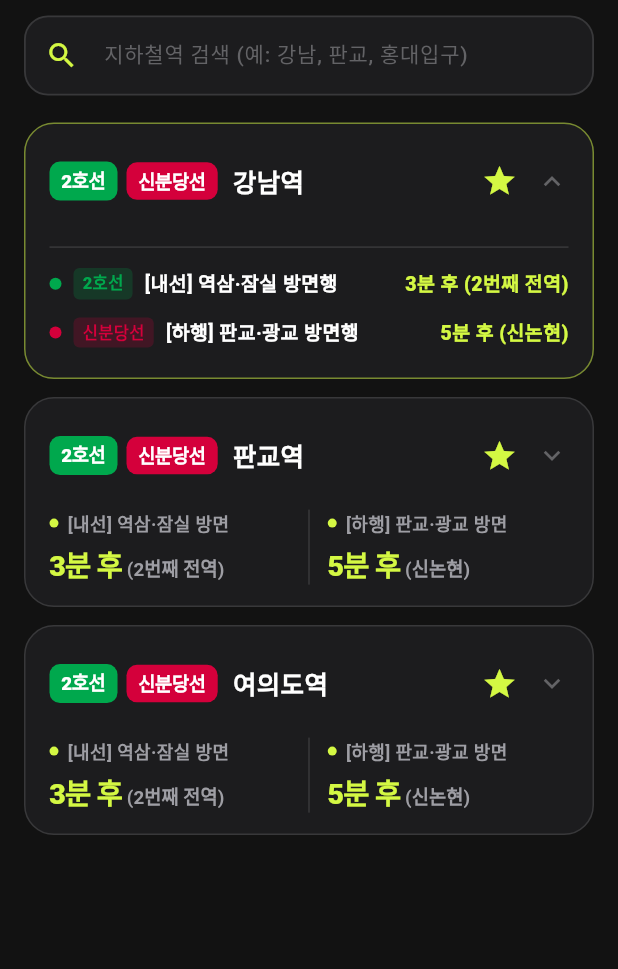
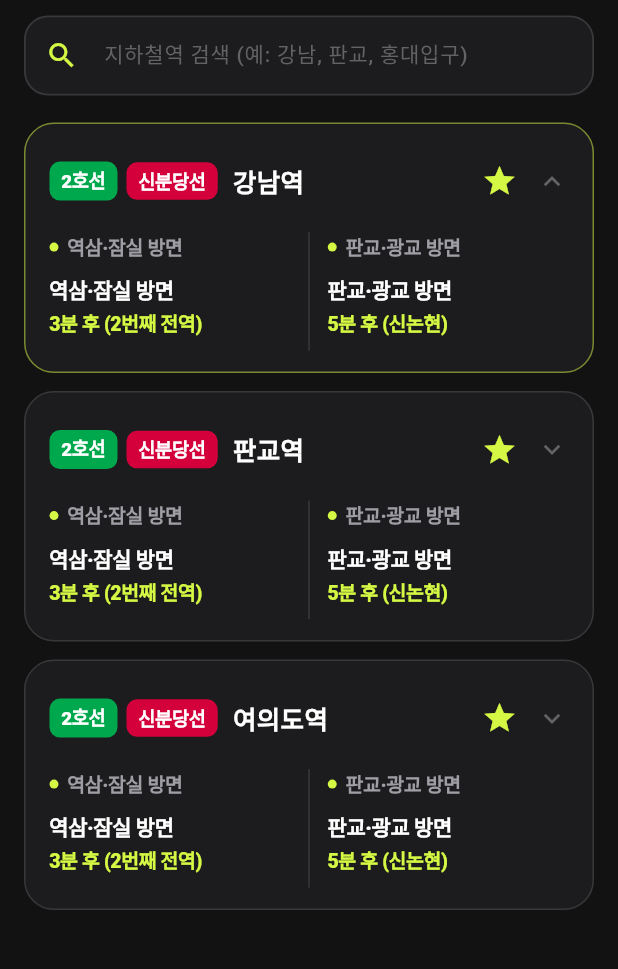
Before and after one commit to tlskals/WaitPlz, a Flutter app: the SubwayScreen screen opened directly, after a tap on "2호선", on a phone screen of 412 x 824 dp, the part 127-1096 px from its top. Run offline on Flutter 3.47's test engine with Material 3 defaults, Android fonts, the light colour scheme and no system bars; our stand-ins replace dio, flutter_local_notifications, flutter_riverpod, geolocator, shared_preferences, vibration; missing offline and left inert: flutter_naver_map; accounts and stored records are empty; network calls fail.

Commit message:
style: split subway arrivals into 2 columns for up/down directions with heading header

```diff
--- a/lib/presentation/widgets/subway_station_card.dart
+++ b/lib/presentation/widgets/subway_station_card.dart
@@ -45,15 +45,85 @@ class _SubwayStationCardState extends State<SubwayStationCard> {
     return lines;
   }
 
+  /// 도착 정보 문자열을 상/하행, 방면, 행선지, 상태로 정밀 파싱
+  List<_ParsedArrivalItem> _parseArrivals() {
+    final list = <_ParsedArrivalItem>[];
+
+    for (int i = 0; i < widget.arrivals.length; i++) {
+      final a = widget.arrivals[i];
+      final raw = a.direction;
+
+      // 1. 상행(내선) vs 하행(외선) 판별
+      bool isUp;
+      if (raw.contains('상행') || raw.contains('내선')) {
+        isUp = true;
+      } else if (raw.contains('하행') || raw.contains('외선')) {
+        isUp = false;
+      } else {
+        // 태그가 없는 경우 번갈아가며 분리
+        isUp = (i % 2 == 0);
+      }
+
+      // 2. 태그 제거 및 행선지, 방면 분리
+      // 예: "[상행] 광운대행 - 금천구청방면행" -> destination: "광운대행", heading: "금천구청방면"
+      String clean = raw
+          .replaceAll('[상행]', '')
+          .replaceAll('[하행]', '')
+          .replaceAll('[내선]', '')
+          .replaceAll('[외선]', '')
+          .trim();
+
+      String destination = clean;
+      String heading = isUp ? '상행 방면' : '하행 방면';
+
+      if (clean.contains('-')) {
+        final parts = clean.split('-');
+        destination = parts[0].trim();
+        String h = parts[1].trim();
+        h = h.replaceAll('방면행', ' 방면').replaceAll('방면', ' 방면').trim();
+        heading = h;
+      } else if (clean.contains('방면')) {
+        heading = clean;
+      }
+
+      // 3. 도착 상태 메시지
+      String status = a.arrivalMessage.isNotEmpty
+          ? a.arrivalMessage
+          : a.arrivalTimeText;
+
+      list.add(_ParsedArrivalItem(
+        lineName: a.lineName,
+        destination: destination,
+        heading: heading,
+        status: status,
+        isUp: isUp,
+      ));
+    }
+
+    return list;
+  }
+
   @override
   Widget build(BuildContext context) {
     final displayName = widget.stationName.endsWith('역')
         ? widget.stationName
         : '${widget.stationName}역';
 
-    // 대표 상/하행 도착 정보 분리
-    final firstArrival = widget.arrivals.isNotEmpty ? widget.arrivals[0] : null;
-    final secondArrival = widget.arrivals.length > 1 ? widget.arrivals[1] : null;
+    final parsedList = _parseArrivals();
+    final upList = parsedList.where((p) => p.isUp).toList();
+    final downList = parsedList.where((p) => !p.isUp).toList();
+
+    // 상/하행 대표 방면 타이틀
+    final upHeadingTitle = upList.isNotEmpty
+        ? upList.first.heading
+        : '상행 / 내선 방면';
+    final downHeadingTitle = downList.isNotEmpty
+        ? downList.first.heading
+        : '하행 / 외선 방면';
+
+    // 접힘/펼침 상태에 따른 노출 열차 개수 제어
+    final visibleUpList = _isExpanded ? upList : upList.take(2).toList();
+    final visibleDownList = _isExpanded ? downList : downList.take(2).toList();
 
     return Container(
       margin: const EdgeInsets.symmetric(horizontal: 16, vertical: 6),
@@ -82,7 +152,6 @@ class _SubwayStationCardState extends State<SubwayStationCard> {
               // 1. 헤더: [호선 뱃지들] + [역 이름] + [별 즐겨찾기 버튼] + [접힘/펼침]
               Row(
                 children: [
-                  // 호선 뱃지들
                   Row(
                     children: _distinctLines.take(3).map((line) {
                       return Container(
@@ -106,7 +175,6 @@ class _SubwayStationCardState extends State<SubwayStationCard> {
                     }).toList(),
                   ),
                   const SizedBox(width: 4),
-                  // 역 이름
                   Expanded(
                     child: Text(
                       displayName,
@@ -120,7 +188,7 @@ class _SubwayStationCardState extends State<SubwayStationCard> {
                     ),
                   ),
 
-                  // 즐겨찾기 별 버튼 (★ 누르면 즐겨찾기 해제)
+                  // 즐겨찾기 별 버튼 (★)
                   IconButton(
                     icon: const Icon(Icons.star,
                         color: AppColors.neonLime, size: 24),
@@ -139,10 +207,10 @@ class _SubwayStationCardState extends State<SubwayStationCard> {
                 ],
               ),
 
-              const SizedBox(height: 12),
+              const SizedBox(height: 10),
 
-              // 2. 카드 본문: 도착 정보 (1번 탭 버스 스타일 2열 그리드)
-              if (widget.arrivals.isEmpty)
+              // 2. 카드 본문: 1번 탭 스타일 완벽한 좌/우 2열 분할 레이아웃
+              if (parsedList.isEmpty)
                 Container(
                   width: double.infinity,
                   padding: const EdgeInsets.symmetric(vertical: 12),
@@ -155,94 +223,37 @@ class _SubwayStationCardState extends State<SubwayStationCard> {
                     ),
                   ),
                 )
-              else if (!_isExpanded)
-                Row(
+              else
+                IntrinsicHeight(
+                  child: Row(
                     crossAxisAlignment: CrossAxisAlignment.start,
                     children: [
-                    // 첫 번째 방면 도착 정보
+                      // ◀ 왼쪽: 상행 / 내선 열차 리스트
                       Expanded(
-                      child: _buildArrivalColumn(
-                        arrival: firstArrival,
-                        fallbackLabel: '상행 / 내선',
+                        child: _buildDirectionColumn(
+                          headingTitle: upHeadingTitle,
+                          items: visibleUpList,
+                          fallbackText: '상행 운행 열차 없음',
                         ),
                       ),
+
+                      // 가운데 세로 구분선
                       Container(
                         width: 1,
-                      height: 50,
                         margin: const EdgeInsets.symmetric(horizontal: 12),
                         color: AppColors.cardBorder,
                       ),
-                    // 두 번째 방면 도착 정보
+
+                      // ▶ 오른쪽: 하행 / 외선 열차 리스트
                       Expanded(
-                      child: _buildArrivalColumn(
-                        arrival: secondArrival,
-                        fallbackLabel: '하행 / 외선',
-                      ),
-                    ),
-                  ],
-                )
-              else
-                // 펼쳤을 때: 모든 열차 도착 현황 전체 리스트
-                Column(
-                  crossAxisAlignment: CrossAxisAlignment.start,
-                  children: [
-                    const Divider(color: AppColors.cardBorder, height: 16),
-                    ...widget.arrivals.map((item) {
-                      final lineColor = _getLineColor(item.lineName);
-                      return Padding(
-                        padding: const EdgeInsets.symmetric(vertical: 6),
-                        child: Row(
-                          children: [
-                            Container(
-                              width: 8,
-                              height: 8,
-                              decoration: BoxDecoration(
-                                color: lineColor,
-                                shape: BoxShape.circle,
-                              ),
-                            ),
-                            const SizedBox(width: 8),
-                            Container(
-                              padding: const EdgeInsets.symmetric(
-                                  horizontal: 6, vertical: 2),
-                              decoration: BoxDecoration(
-                                color: lineColor.withValues(alpha: 0.2),
-                                borderRadius: BorderRadius.circular(4),
-                              ),
-                              child: Text(
-                                item.lineName,
-                                style: TextStyle(
-                                  color: lineColor,
-                                  fontSize: 11,
-                                  fontWeight: FontWeight.w800,
-                                ),
-                              ),
-                            ),
-                            const SizedBox(width: 8),
-                            Expanded(
-                              child: Text(
-                                '${item.direction}행',
-                                style: const TextStyle(
-                                  fontSize: 13,
-                                  fontWeight: FontWeight.w700,
-                                  color: AppColors.textPrimary,
-                                ),
-                                overflow: TextOverflow.ellipsis,
-                              ),
-                            ),
-                            Text(
-                              item.arrivalMessage,
-                              style: const TextStyle(
-                                fontSize: 13,
-                                fontWeight: FontWeight.w800,
-                                color: AppColors.neonLime,
+                        child: _buildDirectionColumn(
+                          headingTitle: downHeadingTitle,
+                          items: visibleDownList,
+                          fallbackText: '하행 운행 열차 없음',
                         ),
                       ),
                     ],
                   ),
-                      );
-                    }),
-                  ],
                 ),
             ],
           ),
@@ -251,57 +262,16 @@ class _SubwayStationCardState extends State<SubwayStationCard> {
     );
   }
 
-  /// 2열 분할 도착 정보 컬럼 빌더 (1번 탭 버스 스타일 일관성)
-  Widget _buildArrivalColumn({
-    required SubwayArrivalInfo? arrival,
-    required String fallbackLabel,
+  /// 좌/우 방면별 열차 컬럼 빌더 (상단 방면명 헤더 + 열차 행선지 및 도착 상태 리스트)
+  Widget _buildDirectionColumn({
+    required String headingTitle,
+    required List<_ParsedArrivalItem> items,
+    required String fallbackText,
   }) {
-    if (arrival == null) {
     return Column(
       crossAxisAlignment: CrossAxisAlignment.start,
       children: [
-          Row(
-            children: [
-              Container(
-                width: 6,
-                height: 6,
-                decoration: const BoxDecoration(
-                  color: AppColors.textMuted,
-                  shape: BoxShape.circle,
-                ),
-              ),
-              const SizedBox(width: 6),
-              Text(
-                fallbackLabel,
-                style: const TextStyle(
-                  fontSize: 12,
-                  color: AppColors.textMuted,
-                  fontWeight: FontWeight.w600,
-                ),
-              ),
-            ],
-          ),
-          const SizedBox(height: 6),
-          const Text(
-            '도착 정보 없음',
-            style: TextStyle(
-              fontSize: 14,
-              color: AppColors.textMuted,
-              fontWeight: FontWeight.w600,
-            ),
-          ),
-        ],
-      );
-    }
-
-    final isSoon = arrival.arrivalMessage.contains('곧') ||
-        arrival.arrivalMessage.contains('진입') ||
-        arrival.arrivalMessage.contains('도착');
-
-    return Column(
-      crossAxisAlignment: CrossAxisAlignment.start,
-      children: [
-        // 방향 안내
+        // 상단 방면명 헤더 (예: "금천구청 방면" | "관악 방면")
         Row(
           children: [
             Container(
@@ -315,11 +285,12 @@ class _SubwayStationCardState extends State<SubwayStationCard> {
             const SizedBox(width: 6),
             Expanded(
               child: Text(
-                arrival.direction,
+                headingTitle,
                 style: const TextStyle(
-                  fontSize: 12,
+                  fontSize: 13,
                   color: AppColors.textSecondary,
-                  fontWeight: FontWeight.w600,
+                  fontWeight: FontWeight.w800,
+                  letterSpacing: -0.3,
                 ),
                 maxLines: 1,
                 overflow: TextOverflow.ellipsis,
@@ -327,36 +298,79 @@ class _SubwayStationCardState extends State<SubwayStationCard> {
             ),
           ],
         ),
-        const SizedBox(height: 4),
+        const SizedBox(height: 8),
 
-        // 도착 시간 / 상태 (예: 3분 2번째 전역 or 곧 도착)
-        RichText(
-          text: TextSpan(
-            children: [
-              TextSpan(
-                text: isSoon ? '곧 도착 ' : arrival.arrivalTimeText,
-                style: TextStyle(
-                  fontSize: 19,
-                  fontWeight: FontWeight.w900,
-                  color: isSoon ? AppColors.urgentWarning : AppColors.neonLime,
-                  letterSpacing: -0.5,
+        if (items.isEmpty)
+          Padding(
+            padding: const EdgeInsets.symmetric(vertical: 6),
+            child: Text(
+              fallbackText,
+              style: const TextStyle(
+                fontSize: 12.5,
+                color: AppColors.textMuted,
+                fontWeight: FontWeight.w500,
               ),
             ),
-              if (!isSoon && arrival.arrivalMessage.isNotEmpty)
-                TextSpan(
-                  text: ' ${arrival.arrivalMessage.replaceAll(arrival.arrivalTimeText, '').trim()}',
+          )
+        else
+          ...items.map((item) {
+            final isUrgent = item.status.contains('곧') ||
+                item.status.contains('진입') ||
+                item.status.contains('도착');
+
+            return Padding(
+              padding: const EdgeInsets.only(bottom: 8),
+              child: Column(
+                crossAxisAlignment: CrossAxisAlignment.start,
+                children: [
+                  // 1행: 행선지 (예: "광운대행", "청량리행")
+                  Text(
+                    item.destination,
                     style: const TextStyle(
-                    fontSize: 12.5,
-                    fontWeight: FontWeight.w600,
-                    color: AppColors.textSecondary,
+                      fontSize: 14,
+                      fontWeight: FontWeight.w800,
+                      color: AppColors.textPrimary,
+                      letterSpacing: -0.3,
                     ),
+                    maxLines: 1,
+                    overflow: TextOverflow.ellipsis,
                   ),
-            ],
+                  const SizedBox(height: 2),
+                  // 2행: 도착 상태 (예: "2번째 전역 (안양)", "전역 도착")
+                  Text(
+                    item.status,
+                    style: TextStyle(
+                      fontSize: 13,
+                      fontWeight: FontWeight.w800,
+                      color: isUrgent
+                          ? AppColors.urgentWarning
+                          : AppColors.neonLime,
+                      letterSpacing: -0.3,
                     ),
                     maxLines: 1,
                     overflow: TextOverflow.ellipsis,
                   ),
                 ],
+              ),
+            );
+          }),
+      ],
     );
   }
 }
+
+class _ParsedArrivalItem {
+  final String lineName;
+  final String destination;
+  final String heading;
+  final String status;
+  final bool isUp;
+
+  _ParsedArrivalItem({
+    required this.lineName,
+    required this.destination,
+    required this.heading,
+    required this.status,
+    required this.isUp,
+  });
+}
```
Also changed, not shown: 1 other file. Lines whose indentation alone changed are shown as unchanged.
